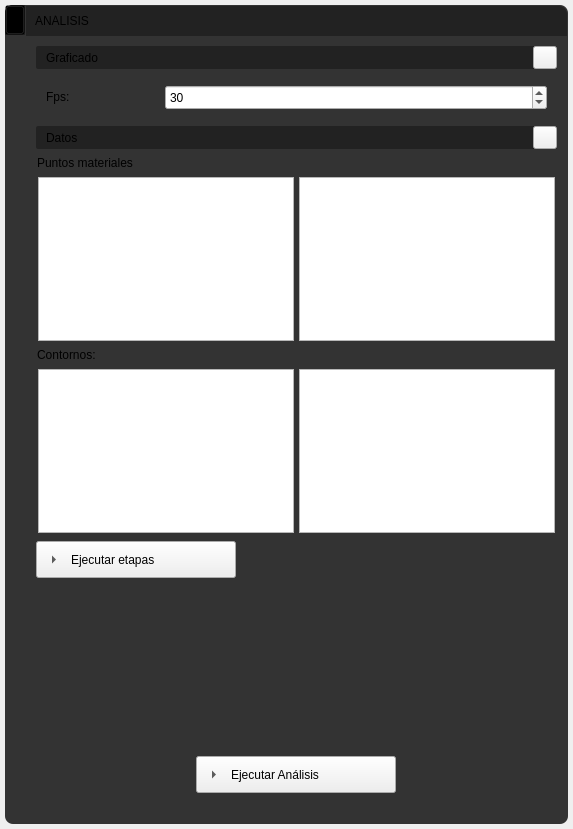
First picture: the form in app/ui/widget_draw_menu_execute.ui, repository edwinar13/MPM-UN, before the edit.
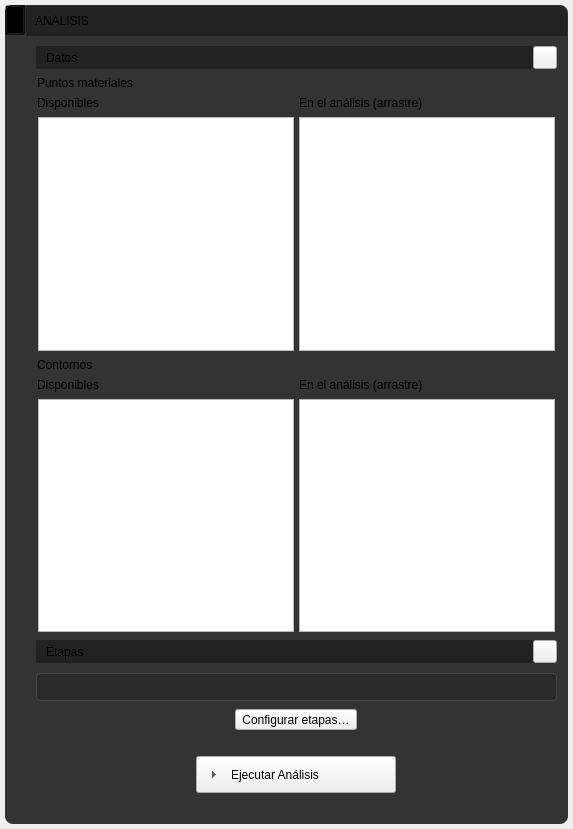
Second picture: the form after the edit. Icons and pictures are not drawn.

Commit message:
feat(ejecutar): secciones Datos y Etapas, resumen de etapas y selección guardada
- Datos ocupa el alto libre; Etapas a su tamaño; Ejecutar queda solo al final.
- Selección y fps guardados en el proyecto; fps pasa al diálogo de etapas.
- Valida antes de abrir el progreso; chequeo de puntos dentro de la malla corregido.
- Proyectos leídos y escritos en UTF-8 (tildes dañadas en archivos externos).

Patch:
```diff
--- a/app/ui/widget_draw_menu_execute.ui
+++ b/app/ui/widget_draw_menu_execute.ui
@@ -602,6 +602,20 @@
 color: #DDDDDD;
 }
 
+QLabel[QLabelStyle=&quot;4&quot;] {
+font: italic 300 8pt &quot;Ubuntu&quot;;
+color: #999999;
+}
+
+QLabel#label_stagesSummary {
+font: 300 9pt &quot;Ubuntu&quot;;
+color: #DDDDDD;
+background: #2A2A2A;
+border: 1px solid #444444;
+border-radius: 4px;
+padding: 6px;
+}
+
 
 
 
@@ -980,128 +994,6 @@
             <enum>QFrame::Shadow::Raised</enum>
            </property>
            <layout class="QVBoxLayout" name="verticalLayout_5">
-            <item>
-             <widget class="QFrame" name="frame_ExecuteSubTitle2">
-              <property name="frameShape">
-               <enum>QFrame::Shape::StyledPanel</enum>
-              </property>
-              <property name="frameShadow">
-               <enum>QFrame::Shadow::Raised</enum>
-              </property>
-              <layout class="QHBoxLayout" name="horizontalLayout_17">
-               <property name="spacing">
-                <number>0</number>
-               </property>
-               <property name="leftMargin">
-                <number>10</number>
-               </property>
-               <property name="topMargin">
-                <number>0</number>
-               </property>
-               <property name="rightMargin">
-                <number>0</number>
-               </property>
-               <property name="bottomMargin">
-                <number>0</number>
-               </property>
-               <item>
-                <widget class="QLabel" name="label_cardExecuteSubTitle2">
-                 <property name="minimumSize">
-                  <size>
-                   <width>262</width>
-                   <height>0</height>
-                  </size>
-                 </property>
-                 <property name="text">
-                  <string>Graficado</string>
-                 </property>
-                 <property name="QLabelStyle" stdset="0">
-                  <number>2</number>
-                 </property>
-                </widget>
-               </item>
-               <item>
-                <widget class="QToolButton" name="toolButton_cardExecuteSubTitle2">
-                 <property name="text">
-                  <string/>
-                 </property>
-                 <property name="icon">
-                  <iconset resource="../resources/iconos.qrc">
-                   <normaloff>:/iconos/iconos_menu_draw_data/minimize.svg</normaloff>:/iconos/iconos_menu_draw_data/minimize.svg</iconset>
-                 </property>
-                 <property name="arrowType">
-                  <enum>Qt::ArrowType::NoArrow</enum>
-                 </property>
-                 <property name="QToolButtonSubTitleStyle" stdset="0">
-                  <number>1</number>
-                 </property>
-                </widget>
-               </item>
-              </layout>
-             </widget>
-            </item>
-            <item>
-             <widget class="QFrame" name="frame_Execute2">
-              <property name="frameShape">
-               <enum>QFrame::Shape::StyledPanel</enum>
-              </property>
-              <property name="frameShadow">
-               <enum>QFrame::Shadow::Raised</enum>
-              </property>
-              <layout class="QFormLayout" name="formLayout">
-               <property name="horizontalSpacing">
-                <number>9</number>
-               </property>
-               <property name="verticalSpacing">
-                <number>9</number>
-               </property>
-               <item row="0" column="0">
-                <widget class="QLabel" name="label_texExcute_10">
-                 <property name="minimumSize">
-                  <size>
-                   <width>110</width>
-                   <height>0</height>
-                  </size>
-                 </property>
-                 <property name="text">
-                  <string>Fps:</string>
-                 </property>
-                 <property name="QLabelStyle" stdset="0">
-                  <number>3</number>
-                 </property>
-                </widget>
-               </item>
-               <item row="0" column="1">
-                <widget class="QSpinBox" name="doubleSpinBoxl_textExecuteFps">
-                 <property name="minimumSize">
-                  <size>
-                   <width>120</width>
-                   <height>25</height>
-                  </size>
-                 </property>
-                 <property name="minimum">
-                  <number>1</number>
-                 </property>
-                 <property name="maximum">
-                  <number>1000</number>
-                 </property>
-                 <property name="singleStep">
-                  <number>1</number>
-                 </property>
-                 <property name="value">
-                  <number>30</number>
-                 </property>
-                 <property name="displayIntegerBase">
-                  <number>10</number>
-                 </property>
-                 <property name="QSpinBoxStyle" stdset="0">
-                  <number>1</number>
-                 </property>
-                </widget>
-               </item>
-              </layout>
-             </widget>
-            </item>
             <item>
              <widget class="QFrame" name="frame_ExecuteSubTitle1">
               <property name="frameShape">
@@ -1164,6 +1056,12 @@
             </item>
             <item>
              <widget class="QFrame" name="frame_Execute1">
+              <property name="sizePolicy">
+               <sizepolicy hsizetype="Preferred" vsizetype="Expanding">
+                <horstretch>0</horstretch>
+                <verstretch>1</verstretch>
+               </sizepolicy>
+              </property>
               <property name="styleSheet">
                <string notr="true"/>
               </property>
@@ -1202,12 +1100,39 @@
                  </property>
                 </widget>
                </item>
+               <item>
+                <layout class="QHBoxLayout" name="horizontalLayout_pmHeaders">
+                 <property name="spacing">
+                  <number>5</number>
+                 </property>
+                 <item>
+                 <widget class="QLabel" name="label_pmAvailable">
+                  <property name="text">
+                   <string>Disponibles</string>
+                  </property>
+                  <property name="QLabelStyle" stdset="0">
+                   <number>4</number>
+                  </property>
+                 </widget>
+                </item>
+                 <item>
+                 <widget class="QLabel" name="label_pmSelected">
+                  <property name="text">
+                   <string>En el análisis (arrastre)</string>
+                  </property>
+                  <property name="QLabelStyle" stdset="0">
+                   <number>4</number>
+                  </property>
+                 </widget>
+                </item>
+                </layout>
+               </item>
                <item>
                 <widget class="QFrame" name="frame_8">
                  <property name="sizePolicy">
                   <sizepolicy hsizetype="Expanding" vsizetype="Expanding">
                    <horstretch>0</horstretch>
-                   <verstretch>0</verstretch>
+                   <verstretch>1</verstretch>
                   </sizepolicy>
                  </property>
                  <property name="minimumSize">
@@ -1241,7 +1166,7 @@
                   <item>
                    <widget class="QListWidget" name="listWidget_execute_pointMaterialFrom">
                     <property name="verticalScrollBarPolicy">
-                     <enum>Qt::ScrollBarPolicy::ScrollBarAlwaysOff</enum>
+                     <enum>Qt::ScrollBarPolicy::ScrollBarAsNeeded</enum>
                     </property>
                     <property name="horizontalScrollBarPolicy">
                      <enum>Qt::ScrollBarPolicy::ScrollBarAlwaysOff</enum>
@@ -1257,7 +1182,7 @@
                   <item>
                    <widget class="QListWidget" name="listWidget_execute_pointMaterialTo">
                     <property name="verticalScrollBarPolicy">
-                     <enum>Qt::ScrollBarPolicy::ScrollBarAlwaysOff</enum>
+                     <enum>Qt::ScrollBarPolicy::ScrollBarAsNeeded</enum>
                     </property>
                     <property name="horizontalScrollBarPolicy">
                      <enum>Qt::ScrollBarPolicy::ScrollBarAlwaysOff</enum>
@@ -1287,19 +1212,46 @@
                   </size>
                  </property>
                  <property name="text">
-                  <string>Contornos:</string>
+                  <string>Contornos</string>
                  </property>
                  <property name="QLabelStyle" stdset="0">
                   <number>3</number>
                  </property>
                 </widget>
                </item>
+               <item>
+                <layout class="QHBoxLayout" name="horizontalLayout_boundariesHeaders">
+                 <property name="spacing">
+                  <number>5</number>
+                 </property>
+                 <item>
+                 <widget class="QLabel" name="label_boundariesAvailable">
+                  <property name="text">
+                   <string>Disponibles</string>
+                  </property>
+                  <property name="QLabelStyle" stdset="0">
+                   <number>4</number>
+                  </property>
+                 </widget>
+                </item>
+                 <item>
+                 <widget class="QLabel" name="label_boundariesSelected">
+                  <property name="text">
+                   <string>En el análisis (arrastre)</string>
+                  </property>
+                  <property name="QLabelStyle" stdset="0">
+                   <number>4</number>
+                  </property>
+                 </widget>
+                </item>
+                </layout>
+               </item>
                <item>
                 <widget class="QFrame" name="frame_9">
                  <property name="sizePolicy">
                   <sizepolicy hsizetype="MinimumExpanding" vsizetype="Expanding">
                    <horstretch>0</horstretch>
-                   <verstretch>0</verstretch>
+                   <verstretch>1</verstretch>
                   </sizepolicy>
                  </property>
                  <property name="minimumSize">
@@ -1333,7 +1285,7 @@
                   <item>
                    <widget class="QListWidget" name="listWidget_execute_boundariesFrom">
                     <property name="verticalScrollBarPolicy">
-                     <enum>Qt::ScrollBarPolicy::ScrollBarAlwaysOff</enum>
+                     <enum>Qt::ScrollBarPolicy::ScrollBarAsNeeded</enum>
                     </property>
                     <property name="horizontalScrollBarPolicy">
                      <enum>Qt::ScrollBarPolicy::ScrollBarAlwaysOff</enum>
@@ -1349,7 +1301,7 @@
                   <item>
                    <widget class="QListWidget" name="listWidget_execute_boundariesTo">
                     <property name="verticalScrollBarPolicy">
-                     <enum>Qt::ScrollBarPolicy::ScrollBarAlwaysOff</enum>
+                     <enum>Qt::ScrollBarPolicy::ScrollBarAsNeeded</enum>
                     </property>
                     <property name="horizontalScrollBarPolicy">
                      <enum>Qt::ScrollBarPolicy::ScrollBarAlwaysOff</enum>
@@ -1372,47 +1324,114 @@
              </widget>
             </item>
             <item>
-             <widget class="QToolButton" name="toolButton_ExecuteStages">
-              <property name="minimumSize">
-               <size>
-                <width>180</width>
-                <height>0</height>
-               </size>
+             <widget class="QFrame" name="frame_ExecuteSubTitle3">
+              <property name="frameShape">
+               <enum>QFrame::Shape::StyledPanel</enum>
               </property>
-              <property name="maximumSize">
-               <size>
-                <width>200</width>
-                <height>16777215</height>
-               </size>
+              <property name="frameShadow">
+               <enum>QFrame::Shadow::Raised</enum>
               </property>
-              <property name="text">
-               <string>Ejecutar etapas</string>
-              </property>
-              <property name="icon">
-               <iconset resource="../resources/iconos.qrc">
-                <normaloff>:/iconos/iconos_analisis/excute.svg</normaloff>:/iconos/iconos_analisis/excute.svg</iconset>
-              </property>
-              <property name="iconSize">
-               <size>
-                <width>30</width>
-                <height>30</height>
-               </size>
-              </property>
-              <property name="popupMode">
-               <enum>QToolButton::ToolButtonPopupMode::InstantPopup</enum>
-              </property>
-              <property name="toolButtonStyle">
-               <enum>Qt::ToolButtonStyle::ToolButtonTextBesideIcon</enum>
-              </property>
-              <property name="autoRaise">
-               <bool>false</bool>
-              </property>
-              <property name="arrowType">
-               <enum>Qt::ArrowType::RightArrow</enum>
-              </property>
-              <property name="QToolButtonStyle" stdset="0">
-               <number>9</number>
-              </property>
+              <layout class="QHBoxLayout" name="horizontalLayout_stagesTitle">
+               <property name="spacing">
+                <number>0</number>
+               </property>
+               <property name="leftMargin">
+                <number>10</number>
+               </property>
+               <property name="topMargin">
+                <number>0</number>
+               </property>
+               <property name="rightMargin">
+                <number>0</number>
+               </property>
+               <property name="bottomMargin">
+                <number>0</number>
+               </property>
+               <item>
+                <widget class="QLabel" name="label_cardExecuteSubTitle3">
+                 <property name="minimumSize">
+                  <size>
+                   <width>262</width>
+                   <height>0</height>
+                  </size>
+                 </property>
+                 <property name="text">
+                  <string>Etapas</string>
+                 </property>
+                 <property name="QLabelStyle" stdset="0">
+                  <number>2</number>
+                 </property>
+                </widget>
+               </item>
+               <item>
+                <widget class="QToolButton" name="toolButton_cardExecuteSubTitle3">
+                 <property name="text">
+                  <string/>
+                 </property>
+                 <property name="icon">
+                  <iconset resource="../resources/iconos.qrc">
+                   <normaloff>:/iconos/iconos_menu_draw_data/minimize.svg</normaloff>:/iconos/iconos_menu_draw_data/minimize.svg</iconset>
+                 </property>
+                 <property name="arrowType">
+                  <enum>Qt::ArrowType::NoArrow</enum>
+                 </property>
+                 <property name="QToolButtonSubTitleStyle" stdset="0">
+                  <number>1</number>
+                 </property>
+                </widget>
+               </item>
+              </layout>
+             </widget>
+            </item>
+            <item>
+             <widget class="QFrame" name="frame_Execute3">
+              <layout class="QVBoxLayout" name="verticalLayout_stages">
+               <property name="spacing">
+                <number>8</number>
+               </property>
+               <property name="leftMargin">
+                <number>0</number>
+               </property>
+               <property name="topMargin">
+                <number>4</number>
+               </property>
+               <property name="rightMargin">
+                <number>0</number>
+               </property>
+               <property name="bottomMargin">
+                <number>0</number>
+               </property>
+               <item>
+                <widget class="QLabel" name="label_stagesSummary">
+                 <property name="text">
+                  <string/>
+                 </property>
+                 <property name="textFormat">
+                  <enum>Qt::TextFormat::RichText</enum>
+                 </property>
+                 <property name="wordWrap">
+                  <bool>true</bool>
+                 </property>
+                </widget>
+               </item>
+               <item>
+                <layout class="QHBoxLayout" name="horizontalLayout_stagesButton">
+                 <item>
+                  <widget class="QToolButton" name="toolButton_ExecuteStages">
+                   <property name="toolTip">
+                    <string>Configurar las etapas del análisis, la gravedad y los cuadros por segundo</string>
+                   </property>
+                   <property name="text">
+                    <string>Configurar etapas…</string>
+                   </property>
+                   <property name="QToolButtonStyle" stdset="0">
+                    <number>2</number>
+                   </property>
+                  </widget>
+                 </item>
+                </layout>
+               </item>
+              </layout>
              </widget>
             </item>
             <item>
@@ -1424,12 +1443,12 @@
                <enum>Qt::Orientation::Vertical</enum>
               </property>
               <property name="sizeType">
-               <enum>QSizePolicy::Policy::Expanding</enum>
+               <enum>QSizePolicy::Policy::MinimumExpanding</enum>
               </property>
               <property name="sizeHint" stdset="0">
                <size>
                 <width>20</width>
-                <height>227</height>
+                <height>20</height>
                </size>
               </property>
              </spacer>
```
Left out of the diff: 8 changed lines with no effect on the pictures. The commit also changes 9 other files.
